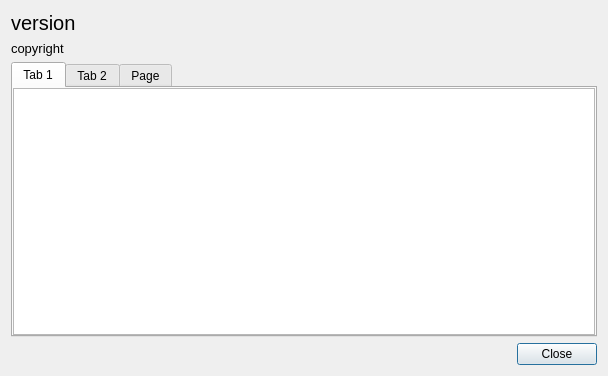
ambiesoft/SceneExplorer, file src/aboutdialog.ui: the form before one commit.
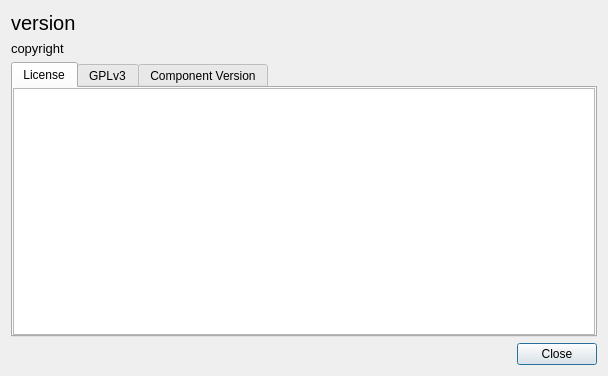
The form after the commit. The open tabs and pages were chosen to show the change.

Commit message: Edit about dialog

```diff
--- a/src/aboutdialog.ui
+++ b/src/aboutdialog.ui
@@ -45,7 +45,7 @@
      </property>
      <widget class="QWidget" name="tab">
       <attribute name="title">
-       <string>Tab 1</string>
+       <string>License</string>
       </attribute>
       <layout class="QVBoxLayout" name="verticalLayout_2">
        <property name="spacing">
@@ -74,7 +74,7 @@
      </widget>
      <widget class="QWidget" name="tab_2">
       <attribute name="title">
-       <string>Tab 2</string>
+       <string>GPLv3</string>
       </attribute>
       <layout class="QVBoxLayout" name="verticalLayout_3">
        <property name="spacing">
@@ -106,7 +106,7 @@
      </widget>
      <widget class="QWidget" name="tab_3">
       <attribute name="title">
-       <string>Page</string>
+       <string>Component Version</string>
       </attribute>
       <layout class="QVBoxLayout" name="verticalLayout_4">
        <item>
```
Left out of the diff: 8 changed lines with no effect on the pictures. The commit also changes 1 other file.
